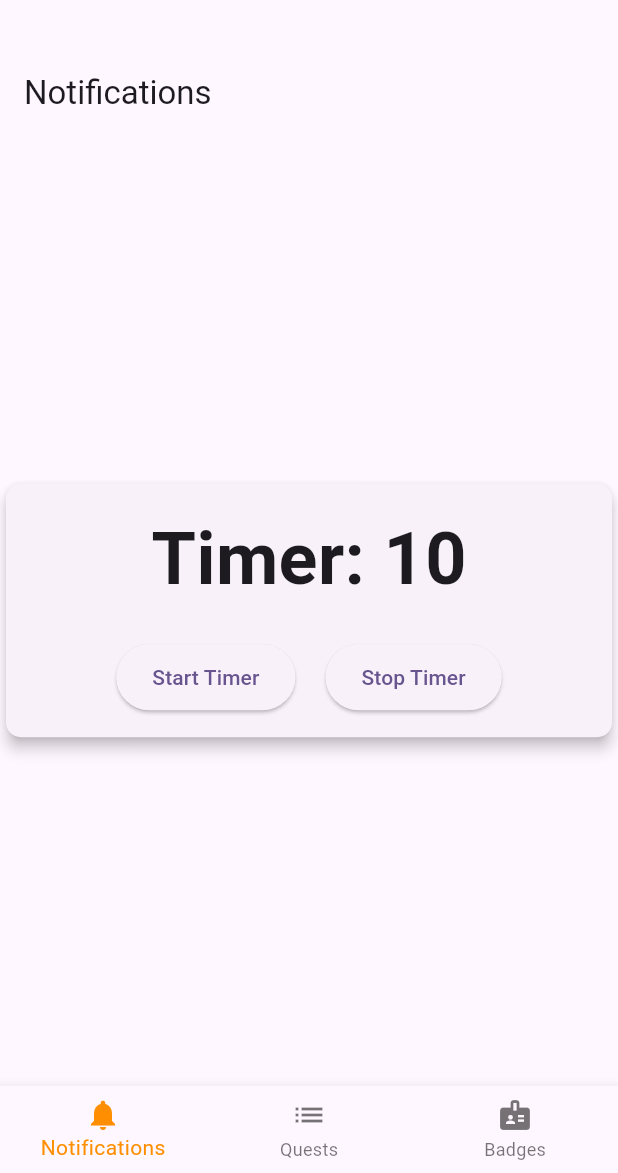
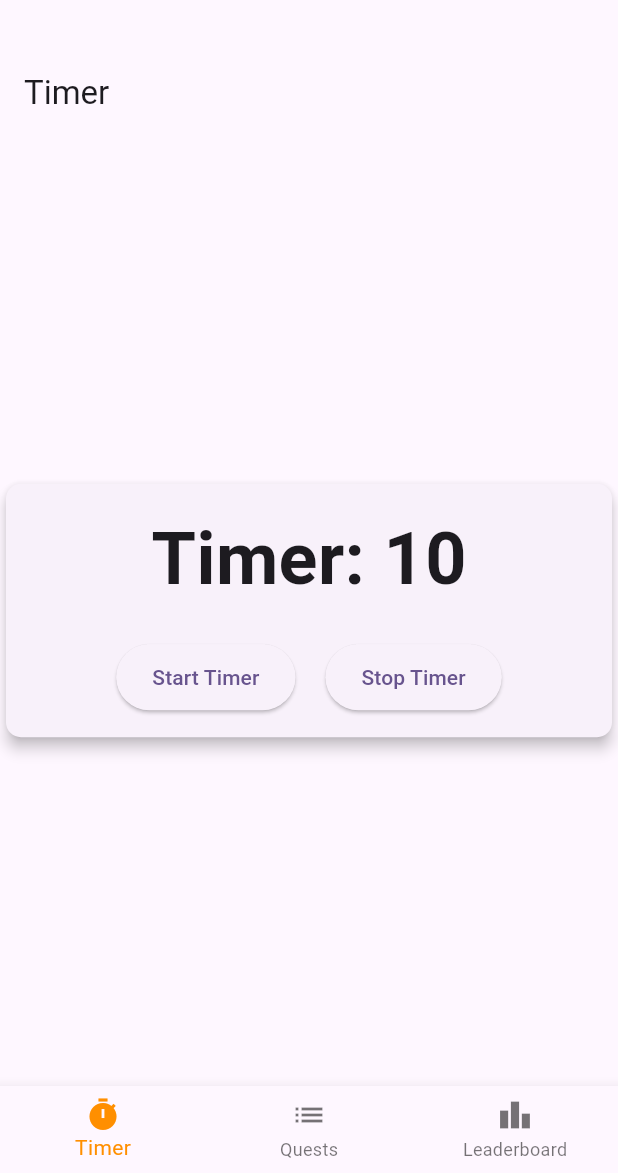
Before and after one commit to pedrotemtem/lifepulse, a Flutter app: the MyHomePage screen opened directly, on a phone screen of 412 x 824 dp, the part 63-1236 px from its top. Run offline on Flutter 3.47's test engine with Material 3 defaults, Android fonts, the phone set to English and light mode, and no system bars.

Commit message:
Changed Names of Menu-Points

```diff
--- a/lib/homepage.dart
+++ b/lib/homepage.dart
@@ -1,7 +1,7 @@
 import 'package:flutter/material.dart';
-import 'package:lifepulse/states/notifications.dart';
+import 'package:lifepulse/states/timer.dart';
 import 'package:lifepulse/states/quests.dart';
-import 'package:lifepulse/states/badges.dart';
+import 'package:lifepulse/states/leaderboard.dart';
 import 'package:lifepulse/splash_screen.dart';
 
 class MyHomePage extends StatefulWidget {
@@ -15,9 +15,9 @@ class _MyHomePageState extends State<MyHomePage> {
   int _selectedIndex = 0;
 
   static const List<Widget> _widgetOptions = <Widget>[
-    Notifications(),
+    Timers(),
     Quests(),
-    Badges(),
+    Leaderboard(),
   ];
 
   void _onItemTapped(int index) {
@@ -56,16 +56,16 @@ class _MyHomePageState extends State<MyHomePage> {
       bottomNavigationBar: BottomNavigationBar(
         items: const <BottomNavigationBarItem>[
           BottomNavigationBarItem(
-            icon: Icon(Icons.notifications),
-            label: 'Notifications',
+            icon: Icon(Icons.timer),
+            label: 'Timer',
           ),
           BottomNavigationBarItem(
             icon: Icon(Icons.list),
             label: 'Quests',
           ),
           BottomNavigationBarItem(
-            icon: Icon(Icons.badge),
-            label: 'Badges',
+            icon: Icon(Icons.leaderboard),
+            label: 'Leaderboard',
           ),
         ],
         currentIndex: _selectedIndex,
--- a/lib/states/badges.dart
+++ b/lib/states/leaderboard.dart
@@ -1,16 +1,16 @@
 import 'package:flutter/material.dart';
 
-class Badges extends StatelessWidget {
-  const Badges({super.key});
+class Leaderboard extends StatelessWidget {
+  const Leaderboard({super.key});
 
   @override
   Widget build(BuildContext context) {
     return Scaffold(
       appBar: AppBar(
-        title: const Text('Badges'),
+        title: const Text('Leaderboard'),
       ),
       body: const Center(
-        child: Text('This is Badges'),
+        child: Text('This is the Leaderboard'),
       ),
     );
   }
--- a/lib/states/notifications.dart
+++ b/lib/states/timer.dart
@@ -1,14 +1,14 @@
 import 'package:flutter/material.dart';
 import 'dart:async';
 
-class Notifications extends StatefulWidget {
-  const Notifications({super.key});
+class Timers extends StatefulWidget {
+  const Timers({super.key});
 
   @override
   _NotificationsState createState() => _NotificationsState();
 }
 
-class _NotificationsState extends State<Notifications> {
+class _NotificationsState extends State<Timers> {
   late Timer _timer;
   int _start = 10;
   bool _isRunning = false;
@@ -53,7 +53,7 @@ class _NotificationsState extends State<Notifications> {
   Widget build(BuildContext context) {
     return Scaffold(
       appBar: AppBar(
-        title: const Text('Notifications'),
+        title: const Text('Timer'),
       ),
       body: Center(
         child: Card(
```
